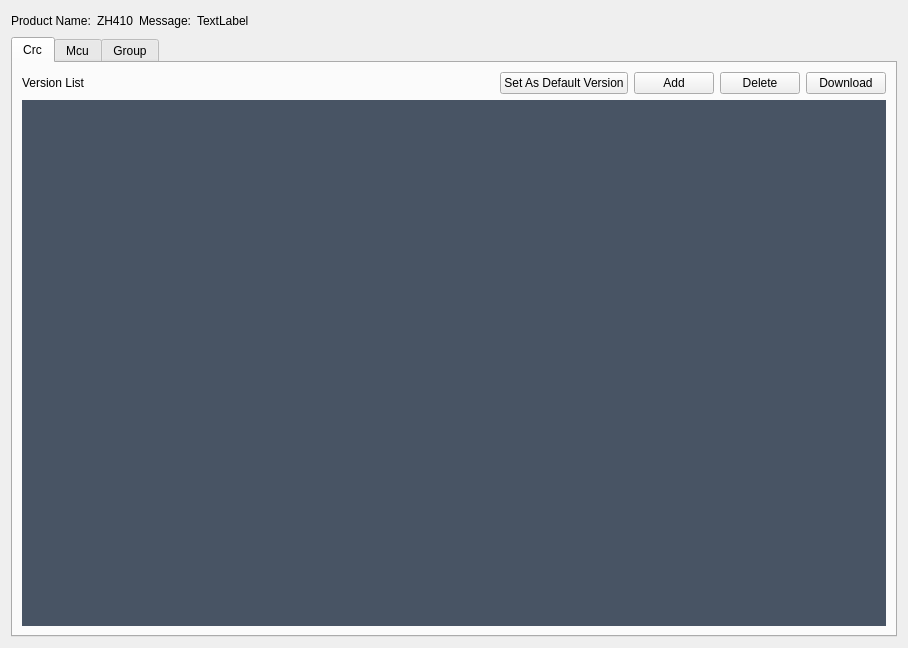
Above: UgdAppClient/info/cproductversioninfo.ui from Fneger/BSD_MDVR_UGD before the change. Below: the same form after it.
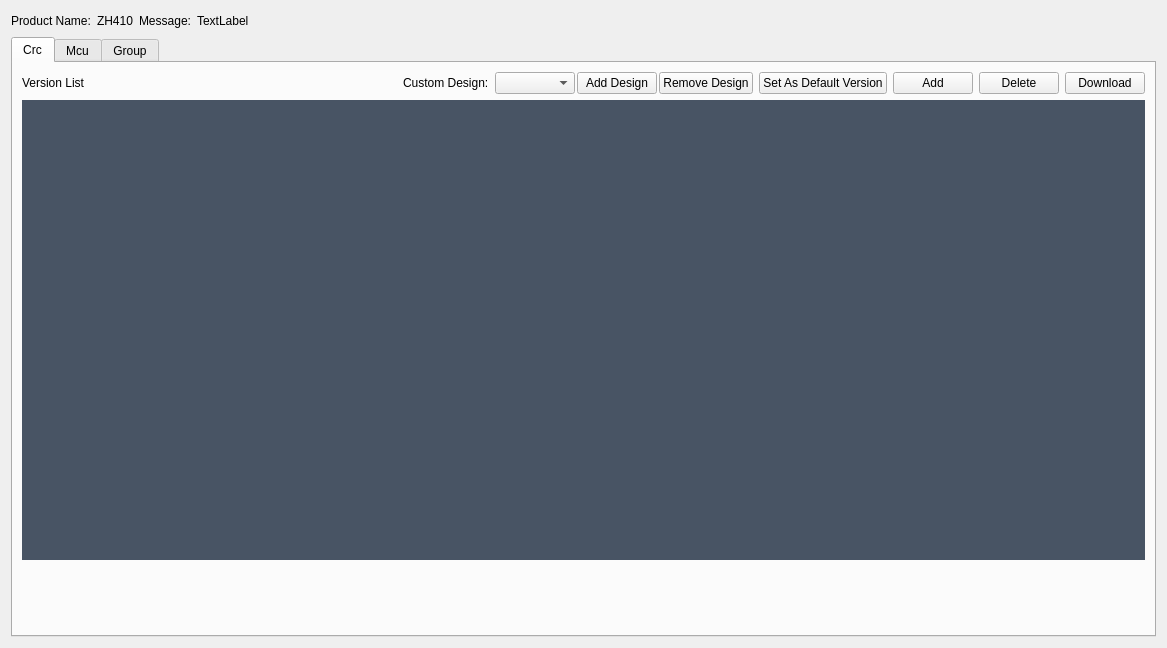
That is the form after the change. Icons and pictures are not drawn.

What changed in the file:
```diff
--- a/UgdAppClient/info/cproductversioninfo.ui
+++ b/UgdAppClient/info/cproductversioninfo.ui
@@ -6,7 +6,7 @@
    <rect>
     <x>0</x>
     <y>0</y>
-    <width>908</width>
+    <width>1167</width>
     <height>648</height>
    </rect>
   </property>
@@ -50,6 +50,10 @@
 	color:#ffffff;
     border:3px solid #8dd1f4;
 	background-color:#ffffff;
+}
+
+QPushButton#RefreshBtn{
+	border:0px;
 }</string>
   </property>
   <layout class="QGridLayout" name="gridLayout">
@@ -108,6 +112,23 @@
        </property>
       </spacer>
      </item>
+     <item>
+      <widget class="QPushButton" name="RefreshBtn">
+       <property name="text">
+        <string/>
+       </property>
+       <property name="icon">
+        <iconset resource="../images.qrc">
+         <normaloff>:/images/product_refresh.png</normaloff>:/images/product_refresh.png</iconset>
+       </property>
+       <property name="iconSize">
+        <size>
+         <width>18</width>
+         <height>18</height>
+        </size>
+       </property>
+      </widget>
+     </item>
     </layout>
    </item>
    <item row="1" column="0">
@@ -120,7 +141,20 @@
        <string>Crc</string>
       </attribute>
       <layout class="QGridLayout" name="gridLayout_2">
-       <item row="0" column="0">
+       <item row="3" column="0">
+        <widget class="QWidget" name="widget" native="true">
+         <property name="minimumSize">
+          <size>
+           <width>0</width>
+           <height>60</height>
+          </size>
+         </property>
+        </widget>
+       </item>
+       <item row="2" column="0">
+        <widget class="QListWidget" name="CrcVersionListWidget"/>
+       </item>
+       <item row="1" column="0">
         <layout class="QHBoxLayout" name="horizontalLayout">
          <item>
           <widget class="QLabel" name="label">
@@ -142,6 +176,94 @@
            </property>
           </spacer>
          </item>
+         <item>
+          <layout class="QHBoxLayout" name="horizontalLayout_7">
+           <property name="spacing">
+            <number>2</number>
+           </property>
+           <item>
+            <widget class="QLabel" name="label_14">
+             <property name="minimumSize">
+              <size>
+               <width>90</width>
+               <height>0</height>
+              </size>
+             </property>
+             <property name="maximumSize">
+              <size>
+               <width>90</width>
+               <height>16777215</height>
+              </size>
+             </property>
+             <property name="text">
+              <string>Custom Design:</string>
+             </property>
+            </widget>
+           </item>
+           <item>
+            <widget class="QComboBox" name="CustomDesignCmBox">
+             <property name="sizePolicy">
+              <sizepolicy hsizetype="Expanding" vsizetype="Fixed">
+               <horstretch>0</horstretch>
+               <verstretch>0</verstretch>
+              </sizepolicy>
+             </property>
+             <property name="minimumSize">
+              <size>
+               <width>80</width>
+               <height>0</height>
+              </size>
+             </property>
+             <property name="maximumSize">
+              <size>
+               <width>80</width>
+               <height>16777215</height>
+              </size>
+             </property>
+            </widget>
+           </item>
+           <item>
+            <widget class="QPushButton" name="AddCustomDesignBtn">
+             <property name="maximumSize">
+              <size>
+               <width>100</width>
+               <height>16777215</height>
+              </size>
+             </property>
+             <property name="text">
+              <string>Add Design</string>
+             </property>
+             <property name="icon">
+              <iconset resource="../images.qrc">
+               <normaloff>:/images/add_mcu.png</normaloff>:/images/add_mcu.png</iconset>
+             </property>
+             <property name="iconSize">
+              <size>
+               <width>14</width>
+               <height>14</height>
+              </size>
+             </property>
+            </widget>
+           </item>
+           <item>
+            <widget class="QPushButton" name="RemoveCustomDesignBtn">
+             <property name="text">
+              <string>Remove Design</string>
+             </property>
+             <property name="icon">
+              <iconset resource="../images.qrc">
+               <normaloff>:/images/delete_mcu.png</normaloff>:/images/delete_mcu.png</iconset>
+             </property>
+             <property name="iconSize">
+              <size>
+               <width>14</width>
+               <height>14</height>
+              </size>
+             </property>
+            </widget>
+           </item>
+          </layout>
+         </item>
          <item>
           <widget class="QPushButton" name="SetCrcDefaultVersionBtn">
            <property name="text">
@@ -212,9 +334,6 @@
          </item>
         </layout>
        </item>
-       <item row="1" column="0">
-        <widget class="QListWidget" name="CrcVersionListWidget"/>
-       </item>
       </layout>
      </widget>
      <widget class="QWidget" name="McuVersionPage">
```
Left out of the diff: 161 changed lines with no effect on the pictures.
